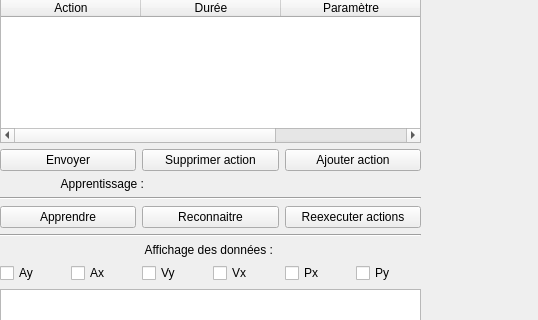
This is tracker/BluetoothArduino/mainwindow.ui in alchimiste3/Projet-Zumo-Intel-Curie-101 as Qt 5 draws it before an edit; both pictures show x 0 to 538 and y 122 to 442 of the 796 by 546 pixel window. The edited form follows.
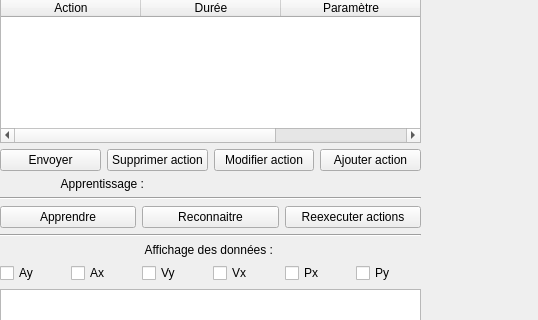
This is the edited form. Custom widgets are drawn as their Qt base class.

Diff of the .ui file:
```diff
--- a/tracker/BluetoothArduino/mainwindow.ui
+++ b/tracker/BluetoothArduino/mainwindow.ui
@@ -288,6 +288,13 @@
          </property>
         </widget>
        </item>
+       <item>
+        <widget class="QPushButton" name="modifierButton">
+         <property name="text">
+          <string>Modifier action</string>
+         </property>
+        </widget>
+       </item>
        <item>
         <widget class="QPushButton" name="ajouterButton">
          <property name="text">
```
